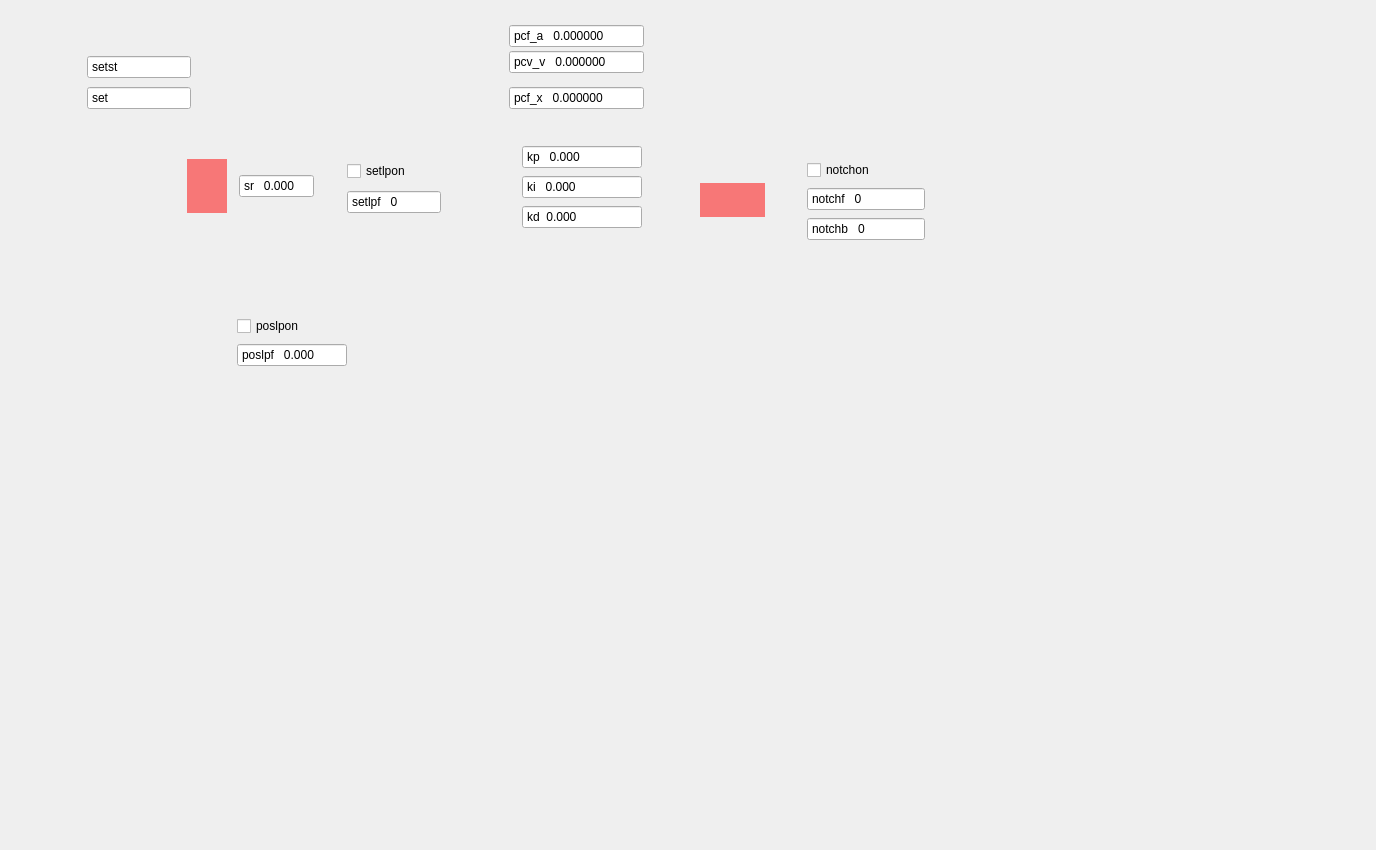
piezosystemjena/PiSoWorks, file pysoworks/nv200_controller_widget.ui: the form before one commit.
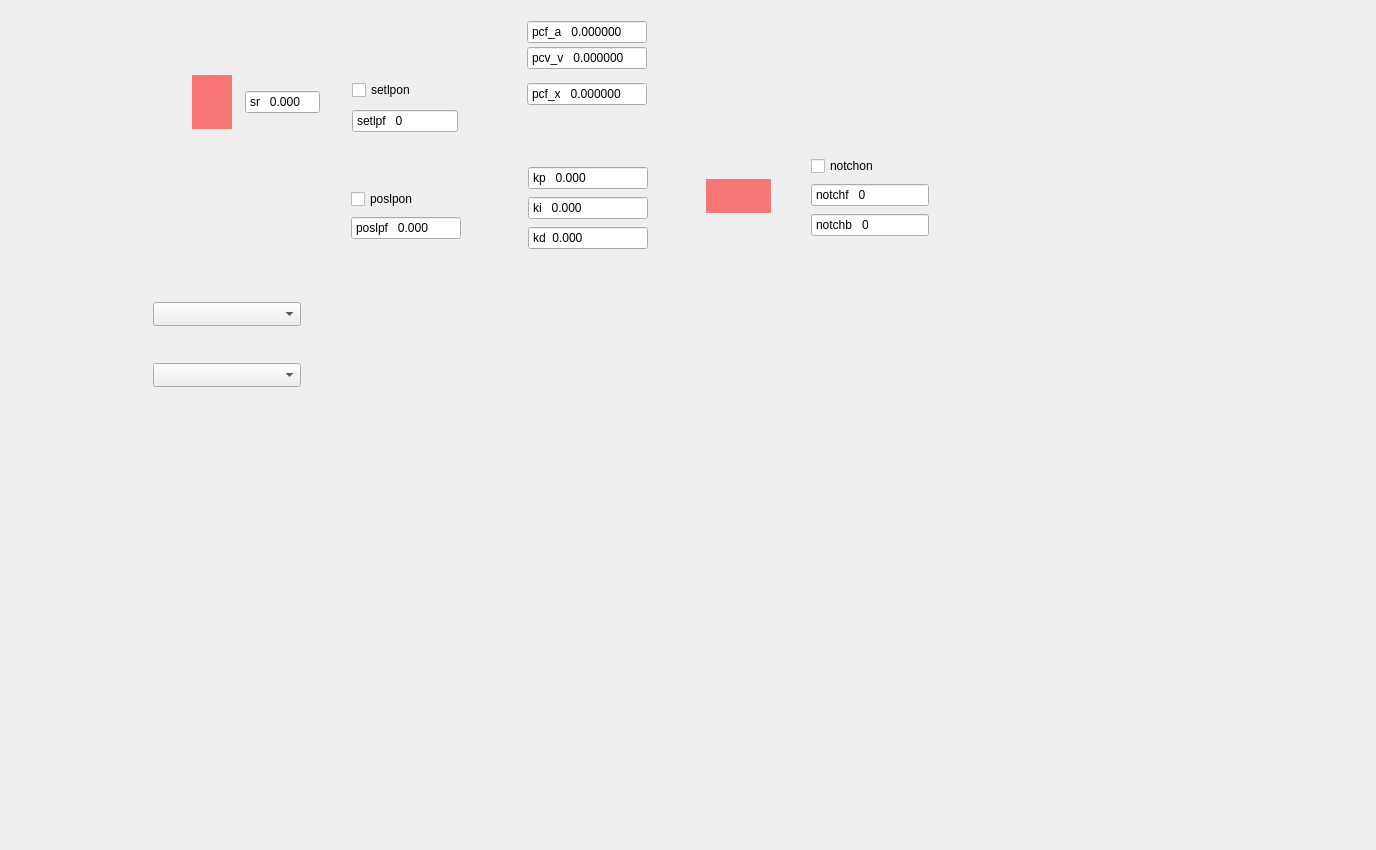
The form after the commit. Icons and pictures are not drawn. Custom widgets are drawn as their Qt base class.

Commit message: Improved UI and completely implemented the controller diagram

Patch:
```diff
--- a/pysoworks/nv200_controller_widget.ui
+++ b/pysoworks/nv200_controller_widget.ui
@@ -25,8 +25,8 @@
   <widget class="QDoubleSpinBox" name="srSpinBox">
    <property name="geometry">
     <rect>
-     <x>239</x>
-     <y>174</y>
+     <x>245</x>
+     <y>90</y>
      <width>75</width>
      <height>24</height>
     </rect>
@@ -56,9 +56,9 @@
   <widget class="QSpinBox" name="setlpfSpinBox">
    <property name="geometry">
     <rect>
-     <x>347</x>
-     <y>190</y>
-     <width>94</width>
+     <x>352</x>
+     <y>109</y>
+     <width>106</width>
      <height>24</height>
     </rect>
    </property>
@@ -75,8 +75,8 @@
   <widget class="QCheckBox" name="notchonCheckBox">
    <property name="geometry">
     <rect>
-     <x>807</x>
-     <y>160</y>
+     <x>811</x>
+     <y>156</y>
      <width>96</width>
      <height>20</height>
     </rect>
@@ -94,8 +94,8 @@
   <widget class="QSpinBox" name="notchbSpinBox">
    <property name="geometry">
     <rect>
-     <x>807</x>
-     <y>217</y>
+     <x>811</x>
+     <y>213</y>
      <width>118</width>
      <height>24</height>
     </rect>
@@ -113,8 +113,8 @@
   <widget class="QSpinBox" name="notchfSpinBox">
    <property name="geometry">
     <rect>
-     <x>807</x>
-     <y>187</y>
+     <x>811</x>
+     <y>183</y>
      <width>118</width>
      <height>24</height>
     </rect>
@@ -132,8 +132,8 @@
   <widget class="QDoubleSpinBox" name="kiSpinBox">
    <property name="geometry">
     <rect>
-     <x>522</x>
-     <y>175</y>
+     <x>528</x>
+     <y>196</y>
      <width>120</width>
      <height>24</height>
     </rect>
@@ -163,9 +163,9 @@
   <widget class="QDoubleSpinBox" name="pcfxSpinBox">
    <property name="geometry">
     <rect>
-     <x>509</x>
-     <y>86</y>
-     <width>135</width>
+     <x>527</x>
+     <y>82</y>
+     <width>120</width>
      <height>24</height>
     </rect>
    </property>
@@ -194,8 +194,8 @@
   <widget class="QCheckBox" name="setlponCheckBox">
    <property name="geometry">
     <rect>
-     <x>347</x>
-     <y>161</y>
+     <x>352</x>
+     <y>80</y>
      <width>96</width>
      <height>20</height>
     </rect>
@@ -210,46 +210,12 @@
     <bool>true</bool>
    </property>
   </widget>
-  <widget class="QDoubleSpinBox" name="setstSpinBox">
-   <property name="geometry">
-    <rect>
-     <x>87</x>
-     <y>55</y>
-     <width>104</width>
-     <height>24</height>
-    </rect>
-   </property>
-   <property name="sizePolicy">
-    <sizepolicy hsizetype="Fixed" vsizetype="Fixed">
-     <horstretch>0</horstretch>
-     <verstretch>0</verstretch>
-    </sizepolicy>
-   </property>
-   <property name="alignment">
-    <set>Qt::AlignmentFlag::AlignLeading|Qt::AlignmentFlag::AlignLeft|Qt::AlignmentFlag::AlignVCenter</set>
-   </property>
-   <property name="readOnly">
-    <bool>true</bool>
-   </property>
-   <property name="buttonSymbols">
-    <enum>QAbstractSpinBox::ButtonSymbols::NoButtons</enum>
-   </property>
-   <property name="specialValueText">
-    <string notr="true">setst</string>
-   </property>
-   <property name="prefix">
-    <string>setst   </string>
-   </property>
-   <property name="decimals">
-    <number>3</number>
-   </property>
-  </widget>
   <widget class="QDoubleSpinBox" name="pcfvSpinBox">
    <property name="geometry">
     <rect>
-     <x>509</x>
-     <y>50</y>
-     <width>135</width>
+     <x>527</x>
+     <y>46</y>
+     <width>120</width>
      <height>24</height>
     </rect>
    </property>
@@ -278,8 +244,8 @@
   <widget class="QDoubleSpinBox" name="kdSpinBox">
    <property name="geometry">
     <rect>
-     <x>522</x>
-     <y>205</y>
+     <x>528</x>
+     <y>226</y>
      <width>120</width>
      <height>24</height>
     </rect>
@@ -309,8 +275,8 @@
   <widget class="QDoubleSpinBox" name="poslpfSpinBox">
    <property name="geometry">
     <rect>
-     <x>237</x>
-     <y>343</y>
+     <x>351</x>
+     <y>216</y>
      <width>110</width>
      <height>24</height>
     </rect>
@@ -340,9 +306,9 @@
   <widget class="QDoubleSpinBox" name="pcfaSpinBox">
    <property name="geometry">
     <rect>
-     <x>509</x>
-     <y>24</y>
-     <width>135</width>
+     <x>527</x>
+     <y>20</y>
+     <width>120</width>
      <height>24</height>
     </rect>
    </property>
@@ -371,8 +337,8 @@
   <widget class="QDoubleSpinBox" name="kpSpinBox">
    <property name="geometry">
     <rect>
-     <x>522</x>
-     <y>145</y>
+     <x>528</x>
+     <y>166</y>
      <width>120</width>
      <height>24</height>
     </rect>
@@ -399,45 +365,11 @@
     <number>3</number>
    </property>
   </widget>
-  <widget class="QDoubleSpinBox" name="setSpinBox">
-   <property name="geometry">
-    <rect>
-     <x>87</x>
-     <y>86</y>
-     <width>104</width>
-     <height>24</height>
-    </rect>
-   </property>
-   <property name="sizePolicy">
-    <sizepolicy hsizetype="Fixed" vsizetype="Fixed">
-     <horstretch>0</horstretch>
-     <verstretch>0</verstretch>
-    </sizepolicy>
-   </property>
-   <property name="alignment">
-    <set>Qt::AlignmentFlag::AlignLeading|Qt::AlignmentFlag::AlignLeft|Qt::AlignmentFlag::AlignVCenter</set>
-   </property>
-   <property name="readOnly">
-    <bool>true</bool>
-   </property>
-   <property name="buttonSymbols">
-    <enum>QAbstractSpinBox::ButtonSymbols::NoButtons</enum>
-   </property>
-   <property name="specialValueText">
-    <string>set</string>
-   </property>
-   <property name="prefix">
-    <string>set   </string>
-   </property>
-   <property name="decimals">
-    <number>3</number>
-   </property>
-  </widget>
   <widget class="QCheckBox" name="poslponCheckBox">
    <property name="geometry">
     <rect>
-     <x>237</x>
-     <y>316</y>
+     <x>351</x>
+     <y>189</y>
      <width>105</width>
      <height>20</height>
     </rect>
@@ -455,8 +387,8 @@
   <widget class="SvgCycleWidget" name="modsrcToggleWidget" native="true">
    <property name="geometry">
     <rect>
-     <x>187</x>
-     <y>159</y>
+     <x>192</x>
+     <y>75</y>
      <width>40</width>
      <height>54</height>
     </rect>
@@ -471,8 +403,8 @@
   <widget class="SvgCycleWidget" name="clToggleWidget" native="true">
    <property name="geometry">
     <rect>
-     <x>700</x>
-     <y>183</y>
+     <x>706</x>
+     <y>179</y>
      <width>65</width>
      <height>34</height>
     </rect>
@@ -484,6 +416,26 @@
     <string notr="true">#clToggleWidget {background: #80ff0000;}</string>
    </property>
   </widget>
+  <widget class="QComboBox" name="monsrcComboBox">
+   <property name="geometry">
+    <rect>
+     <x>153</x>
+     <y>302</y>
+     <width>148</width>
+     <height>24</height>
+    </rect>
+   </property>
+  </widget>
+  <widget class="QComboBox" name="spiSrcComboBox">
+   <property name="geometry">
+    <rect>
+     <x>153</x>
+     <y>363</y>
+     <width>148</width>
+     <height>24</height>
+    </rect>
+   </property>
+  </widget>
  </widget>
  <customwidgets>
   <customwidget>
```
Left out of the diff: 5 changed lines with no effect on the pictures. The commit also changes 13 other files.
